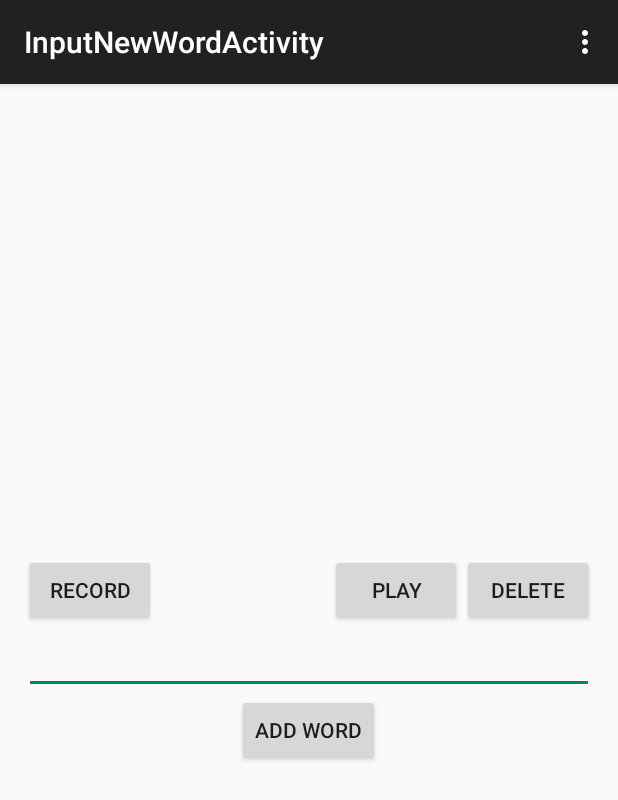
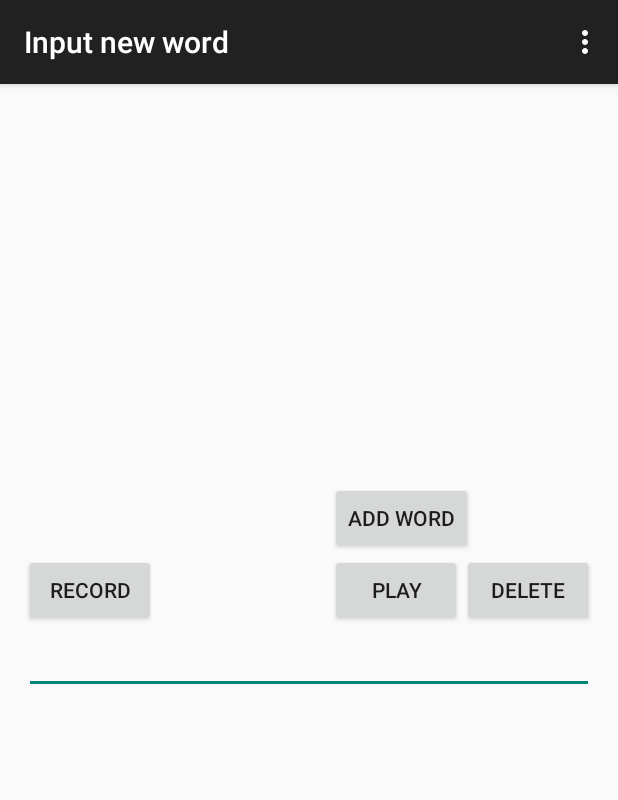
Before and after one commit to Utsav2/PebbleAndroid, an Android app: the InputNewWordActivity screen opened directly, with no data from a screen before it, on a phone screen of 412 x 824 dp. Shown: the top 800 px of the screen. Run offline under Robolectric (Android 15) with nearby library versions, the phone set to English and light mode, and no system bars.

```diff
--- a/app/src/main/res/layout/activity_input_new_word.xml
+++ b/app/src/main/res/layout/activity_input_new_word.xml
@@ -11,15 +11,15 @@
         android:layout_height="wrap_content"
         android:id="@+id/wordEditText"
         android:layout_centerVertical="true"
-        android:layout_centerHorizontal="true" />
+        android:layout_alignParentStart="true" />
 
     <Button
         android:layout_width="wrap_content"
         android:layout_height="wrap_content"
         android:text="Add word"
         android:id="@+id/addWordButton"
-        android:layout_below="@+id/wordEditText"
-        android:layout_centerHorizontal="true" />
+        android:layout_above="@+id/playButton"
+        android:layout_alignStart="@+id/playButton" />
 
     <Button
         android:layout_width="wrap_content"
--- a/app/src/main/res/values/strings.xml
+++ b/app/src/main/res/values/strings.xml
@@ -4,6 +4,6 @@
     <string name="app_name">PebbleSpeakEasy</string>
     <string name="hello_world">Hello world!</string>
     <string name="action_settings">Settings</string>
-    <string name="title_activity_input_new_word">InputNewWordActivity</string>
+    <string name="title_activity_input_new_word">Input new word</string>
 
 </resources>
```
